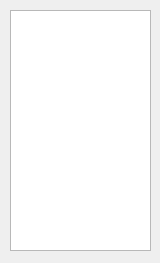
Above: uf_rqt_plugins/src/uf_rqt_plugins/propagatorgui.ui from uf-mil-archive/software-common before the change. Below: the same form after it.
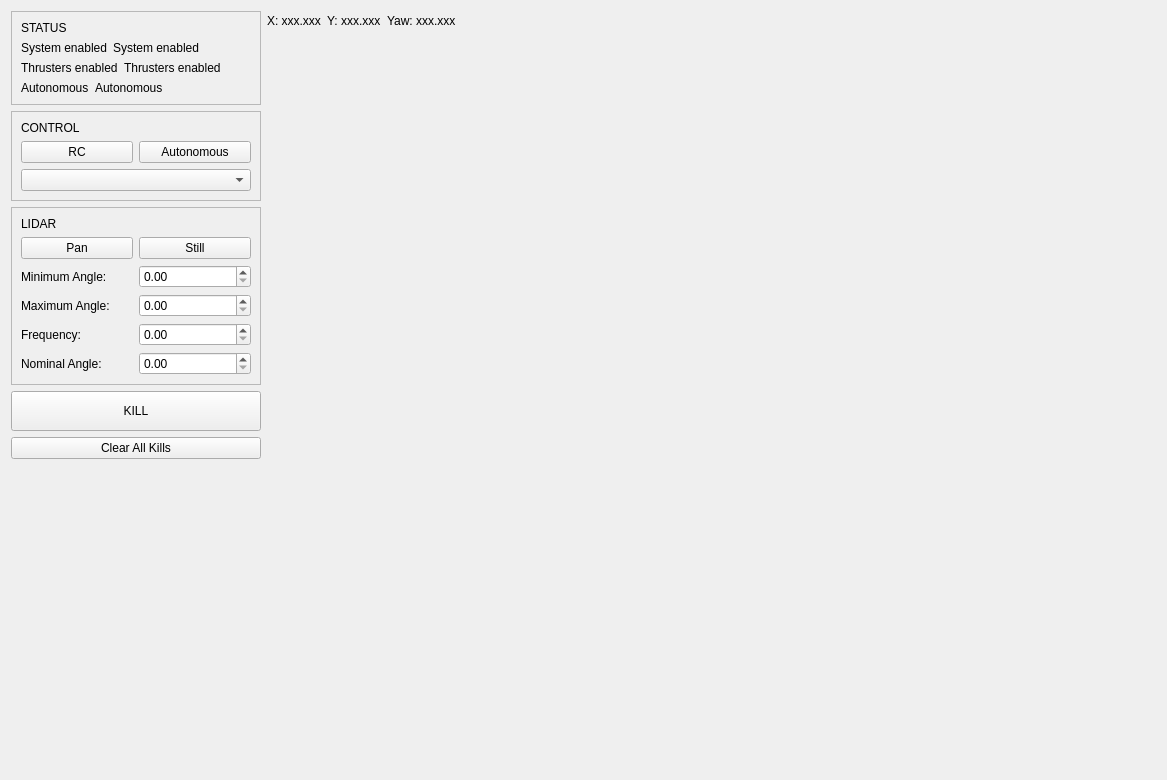
That is the form after the change.

Commit message: PROPAGATOR_GUI: Kill status indicator works

What changed in the file:
```diff
--- a/uf_rqt_plugins/src/uf_rqt_plugins/propagatorgui.ui
+++ b/uf_rqt_plugins/src/uf_rqt_plugins/propagatorgui.ui
@@ -6,25 +6,339 @@
    <rect>
     <x>0</x>
     <y>0</y>
-    <width>160</width>
-    <height>263</height>
+    <width>1167</width>
+    <height>780</height>
    </rect>
   </property>
   <property name="windowTitle">
    <string>PropaGatorStatus</string>
   </property>
-  <widget class="QListWidget" name="list">
-   <property name="geometry">
-    <rect>
-     <x>10</x>
-     <y>10</y>
-     <width>141</width>
-     <height>241</height>
-    </rect>
-   </property>
-  </widget>
+  <layout class="QHBoxLayout" name="horizontalLayout_2" stretch="0,1">
+   <item>
+    <layout class="QVBoxLayout" name="verticalLayout">
+     <item>
+      <widget class="QFrame" name="frame">
+       <property name="frameShape">
+        <enum>QFrame::StyledPanel</enum>
+       </property>
+       <property name="frameShadow">
+        <enum>QFrame::Raised</enum>
+       </property>
+       <layout class="QVBoxLayout" name="verticalLayout_4">
+        <item>
+         <widget class="QLabel" name="label">
+          <property name="text">
+           <string>STATUS</string>
+          </property>
+         </widget>
+        </item>
+        <item>
+         <layout class="QVBoxLayout" name="verticalLayout_5">
+          <item>
+           <layout class="QHBoxLayout" name="horizontalLayout" stretch="0,1">
+            <item>
+             <widget class="QLabel" name="kill_label">
+              <property name="text">
+               <string>System enabled</string>
+              </property>
+             </widget>
+            </item>
+            <item>
+             <widget class="QLabel" name="label_3">
+              <property name="text">
+               <string>System enabled</string>
+              </property>
+             </widget>
+            </item>
+           </layout>
+          </item>
+          <item>
+           <layout class="QHBoxLayout" name="horizontalLayout_3" stretch="0,1">
+            <item>
+             <widget class="QLabel" name="float_label">
+              <property name="text">
+               <string>Thrusters enabled</string>
+              </property>
+             </widget>
+            </item>
+            <item>
+             <widget class="QLabel" name="label_4">
+              <property name="text">
+               <string>Thrusters enabled</string>
+              </property>
+             </widget>
+            </item>
+           </layout>
+          </item>
+          <item>
+           <layout class="QHBoxLayout" name="horizontalLayout_4" stretch="0,1">
+            <item>
+             <widget class="QLabel" name="autonomous_label">
+              <property name="text">
+               <string>Autonomous</string>
+              </property>
+             </widget>
+            </item>
+            <item>
+             <widget class="QLabel" name="label_5">
+              <property name="text">
+               <string>Autonomous</string>
+              </property>
+             </widget>
+            </item>
+           </layout>
+          </item>
+         </layout>
+        </item>
+       </layout>
+      </widget>
+     </item>
+     <item>
+      <widget class="QFrame" name="frame_2">
+       <property name="frameShape">
+        <enum>QFrame::StyledPanel</enum>
+       </property>
+       <property name="frameShadow">
+        <enum>QFrame::Raised</enum>
+       </property>
+       <layout class="QVBoxLayout" name="verticalLayout_6">
+        <item>
+         <widget class="QLabel" name="label_8">
+          <property name="text">
+           <string>CONTROL</string>
+          </property>
+         </widget>
+        </item>
+        <item>
+         <layout class="QHBoxLayout" name="horizontalLayout_6">
+          <item>
+           <widget class="QPushButton" name="rc_push_btn">
+            <property name="text">
+             <string>RC</string>
+            </property>
+           </widget>
+          </item>
+          <item>
+           <widget class="QPushButton" name="autonomous_push_btn">
+            <property name="text">
+             <string>Autonomous</string>
+            </property>
+           </widget>
+          </item>
+         </layout>
+        </item>
+        <item>
+         <widget class="QComboBox" name="control_combo_box"/>
+        </item>
+       </layout>
+      </widget>
+     </item>
+     <item>
+      <widget class="QFrame" name="frame_3">
+       <property name="frameShape">
+        <enum>QFrame::StyledPanel</enum>
+       </property>
+       <property name="frameShadow">
+        <enum>QFrame::Raised</enum>
+       </property>
+       <layout class="QVBoxLayout" name="verticalLayout_7">
+        <item>
+         <widget class="QLabel" name="label_9">
+          <property name="text">
+           <string>LIDAR</string>
+          </property>
+         </widget>
+        </item>
+        <item>
+         <layout class="QHBoxLayout" name="horizontalLayout_7">
+          <item>
+           <widget class="QPushButton" name="pan_push_btn">
+            <property name="text">
+             <string>Pan</string>
+            </property>
+           </widget>
+          </item>
+          <item>
+           <widget class="QPushButton" name="still_push_btn">
+            <property name="text">
+             <string>Still</string>
+            </property>
+           </widget>
+          </item>
+         </layout>
+        </item>
+        <item>
+         <layout class="QHBoxLayout" name="horizontalLayout_8">
+          <item>
+           <widget class="QLabel" name="label_10">
+            <property name="text">
+             <string>Minimum Angle:</string>
+            </property>
+           </widget>
+          </item>
+          <item>
+           <widget class="QDoubleSpinBox" name="min_angle_spin_box"/>
+          </item>
+         </layout>
+        </item>
+        <item>
+         <layout class="QHBoxLayout" name="horizontalLayout_9">
+          <item>
+           <widget class="QLabel" name="label_13">
+            <property name="text">
+             <string>Maximum Angle: </string>
+            </property>
+           </widget>
+          </item>
+          <item>
+           <widget class="QDoubleSpinBox" name="max_angle_spin_box"/>
+          </item>
+         </layout>
+        </item>
+        <item>
+         <layout class="QHBoxLayout" name="horizontalLayout_10">
+          <item>
+           <widget class="QLabel" name="label_11">
+            <property name="text">
+             <string>Frequency:</string>
+            </property>
+           </widget>
+          </item>
+          <item>
+           <widget class="QDoubleSpinBox" name="freq_spin_box"/>
+          </item>
+         </layout>
+        </item>
+        <item>
+         <layout class="QHBoxLayout" name="horizontalLayout_11">
+          <item>
+           <widget class="QLabel" name="label_2">
+            <property name="text">
+             <string>Nominal Angle:</string>
+            </property>
+           </widget>
+          </item>
+          <item>
+           <widget class="QDoubleSpinBox" name="nominal_angle_spin_box"/>
+          </item>
+         </layout>
+        </item>
+       </layout>
+      </widget>
+     </item>
+     <item>
+      <widget class="QPushButton" name="kill_push_btn">
+       <property name="sizePolicy">
+        <sizepolicy hsizetype="Fixed" vsizetype="Fixed">
+         <horstretch>0</horstretch>
+         <verstretch>0</verstretch>
+        </sizepolicy>
+       </property>
+       <property name="minimumSize">
+        <size>
+         <width>250</width>
+         <height>40</height>
+        </size>
+       </property>
+       <property name="maximumSize">
+        <size>
+         <width>300</width>
+         <height>40</height>
+        </size>
+       </property>
+       <property name="text">
+        <string>KILL</string>
+       </property>
+       <property name="checkable">
+        <bool>true</bool>
+       </property>
+       <property name="checked">
+        <bool>false</bool>
+       </property>
+       <property name="autoRepeat">
+        <bool>false</bool>
+       </property>
+      </widget>
+     </item>
+     <item>
+      <widget class="QPushButton" name="clear_all_kills_push_btn">
+       <property name="text">
+        <string>Clear All Kills</string>
+       </property>
+      </widget>
+     </item>
+     <item>
+      <spacer name="verticalSpacer_2">
+       <property name="orientation">
+        <enum>Qt::Vertical</enum>
+       </property>
+       <property name="sizeHint" stdset="0">
+        <size>
+         <width>20</width>
+         <height>40</height>
+        </size>
+       </property>
+      </spacer>
+     </item>
+    </layout>
+   </item>
+   <item>
+    <layout class="QVBoxLayout" name="verticalLayout_2" stretch="0,0">
+     <item>
+      <layout class="QHBoxLayout" name="horizontalLayout_5">
+       <item>
+        <widget class="QLabel" name="odom_x_label">
+         <property name="text">
+          <string>X: xxx.xxx</string>
+         </property>
+        </widget>
+       </item>
+       <item>
+        <widget class="QLabel" name="odom_y_label">
+         <property name="text">
+          <string>Y: xxx.xxx</string>
+         </property>
+        </widget>
+       </item>
+       <item>
+        <widget class="QLabel" name="odom_yaw_label">
+         <property name="text">
+          <string>Yaw: xxx.xxx</string>
+         </property>
+        </widget>
+       </item>
+       <item>
+        <spacer name="horizontalSpacer">
+         <property name="orientation">
+          <enum>Qt::Horizontal</enum>
+         </property>
+         <property name="sizeHint" stdset="0">
+          <size>
+           <width>40</width>
+           <height>20</height>
+          </size>
+         </property>
+        </spacer>
+       </item>
+      </layout>
+     </item>
+     <item>
+      <spacer name="verticalSpacer">
+       <property name="orientation">
+        <enum>Qt::Vertical</enum>
+       </property>
+       <property name="sizeHint" stdset="0">
+        <size>
+         <width>20</width>
+         <height>40</height>
+        </size>
+       </property>
+      </spacer>
+     </item>
+    </layout>
+   </item>
+  </layout>
  </widget>
- <layoutdefault spacing="6" margin="11"/>
  <resources/>
  <connections/>
 </ui>
```
Left out of the diff: 2 changed lines with no effect on the pictures. The commit also changes 3 other files.
